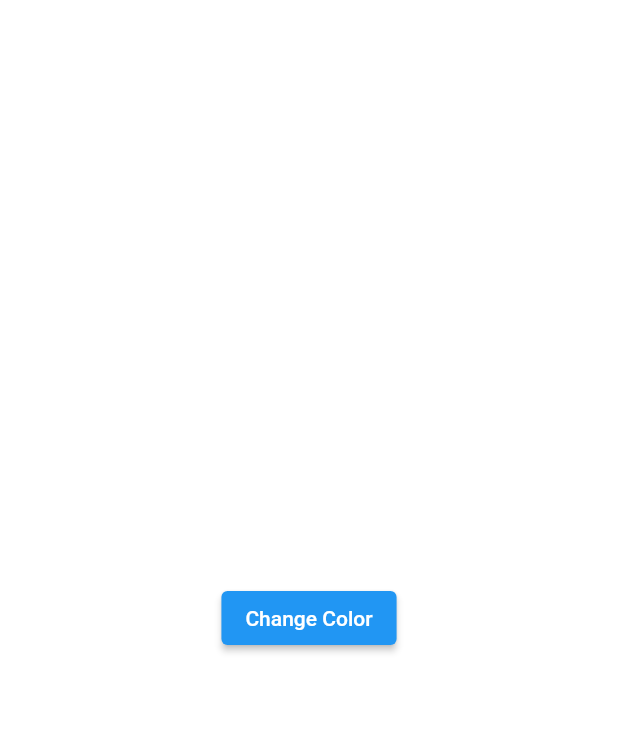
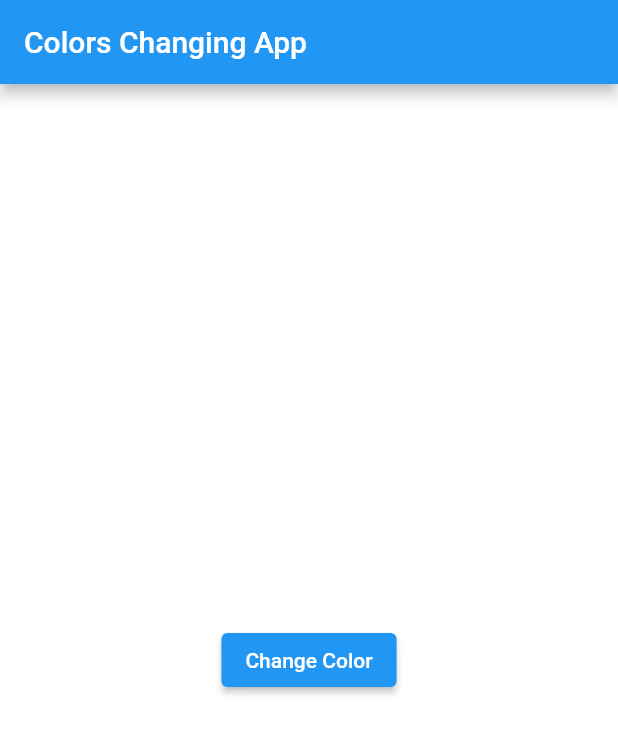
Before and after one commit to Waheed-ullah/Simple-Colors-Changing-App, a Flutter app: the screen it shows after launch, on a phone screen of 412 x 824 dp. Shown: the top 734 px of the screen. Run offline on Flutter 3.47's test engine with Material 2 defaults, Android fonts, the phone set to English and light mode, and no system bars.

Commit message:
Update Random_Colors_Screen.dart

```diff
--- a/lib/Random_Colors_Screen.dart
+++ b/lib/Random_Colors_Screen.dart
@@ -20,6 +20,9 @@ class _RandomColorScreenState extends State<RandomColorScreen> {
   @override
   Widget build(BuildContext context) {
     return Scaffold(
+      appBar: AppBar(
+        title: const Text("Colors Changing App"),
+      ),
       backgroundColor: _backgroundColor,
       body: Center(
         child: ElevatedButton(
```
